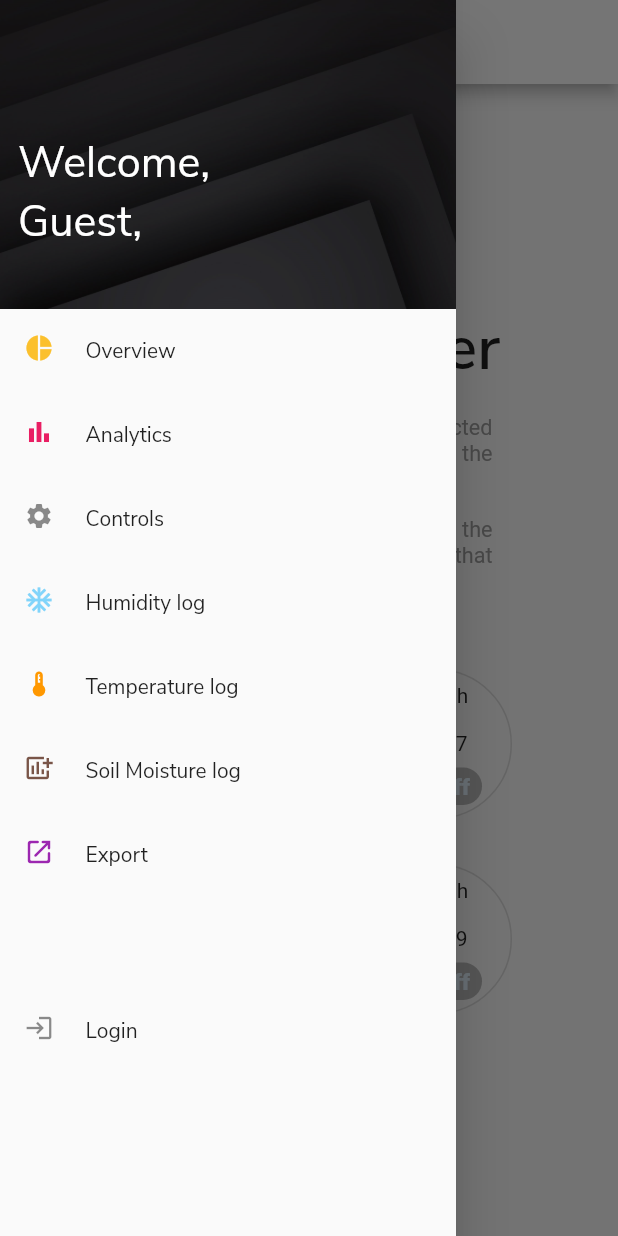
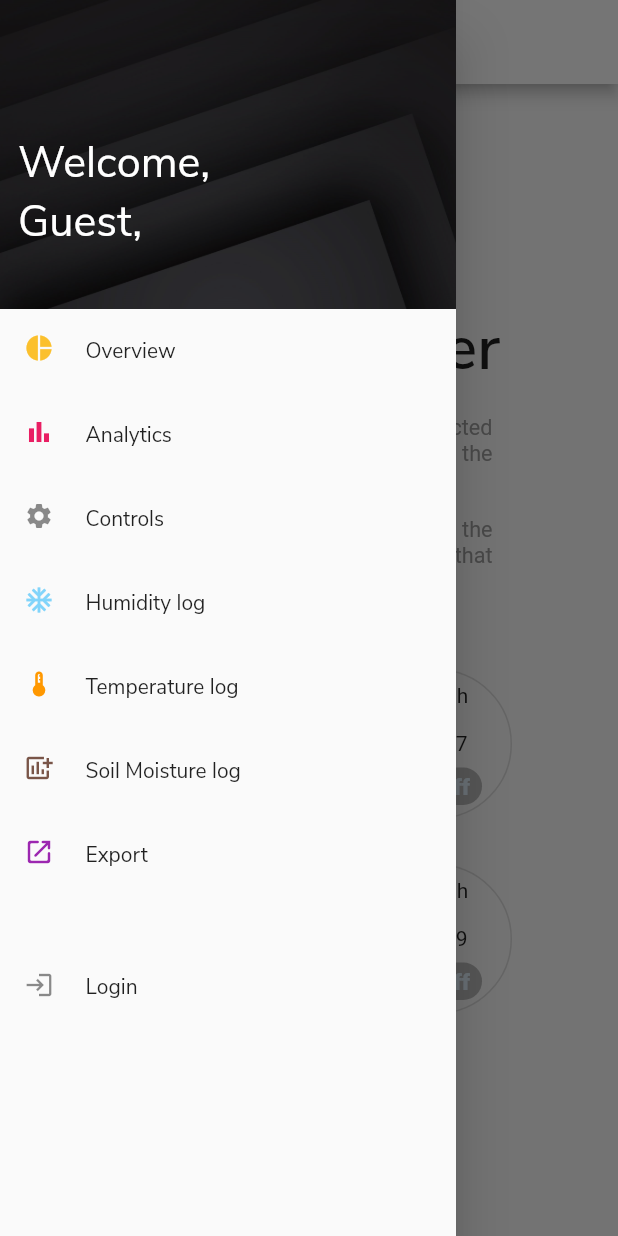
Before and after one commit to hammadahamed/agro_cloud, a Flutter app: the Controls screen opened directly, with the side drawer open, on a phone screen of 412 x 824 dp. Run offline on Flutter 3.47's test engine with Material 2 defaults, Android fonts, the phone set to English and light mode, and no system bars; drawn by our look-alikes of flutter_switch; our stand-ins replace csv, firebase_core, firebase_database, fl_chart, flutter_spinkit, flutter_svg and 3 more; missing offline and left inert: sign_button; accounts and stored records are empty.

Commit message:
ntng much

```diff
--- a/lib/components/common_drawer.dart
+++ b/lib/components/common_drawer.dart
@@ -46,13 +46,13 @@ class _CommonDrawerState extends State<CommonDrawer> {
   Widget build(BuildContext context) {
     return Drawer(
       child: Container(
-        height: Get.height,
+        height: Get.height * .9,
         child: ListView(
           // mainAxisAlignment: MainAxisAlignment.spaceBetween,
           children: [
             // NAVIGATIONS
             Container(
-              height: Get.height * .8,
+              height: (Get.height * .9) * .85,
               child: Column(
                 children: [
                   // USER BANNER
```
